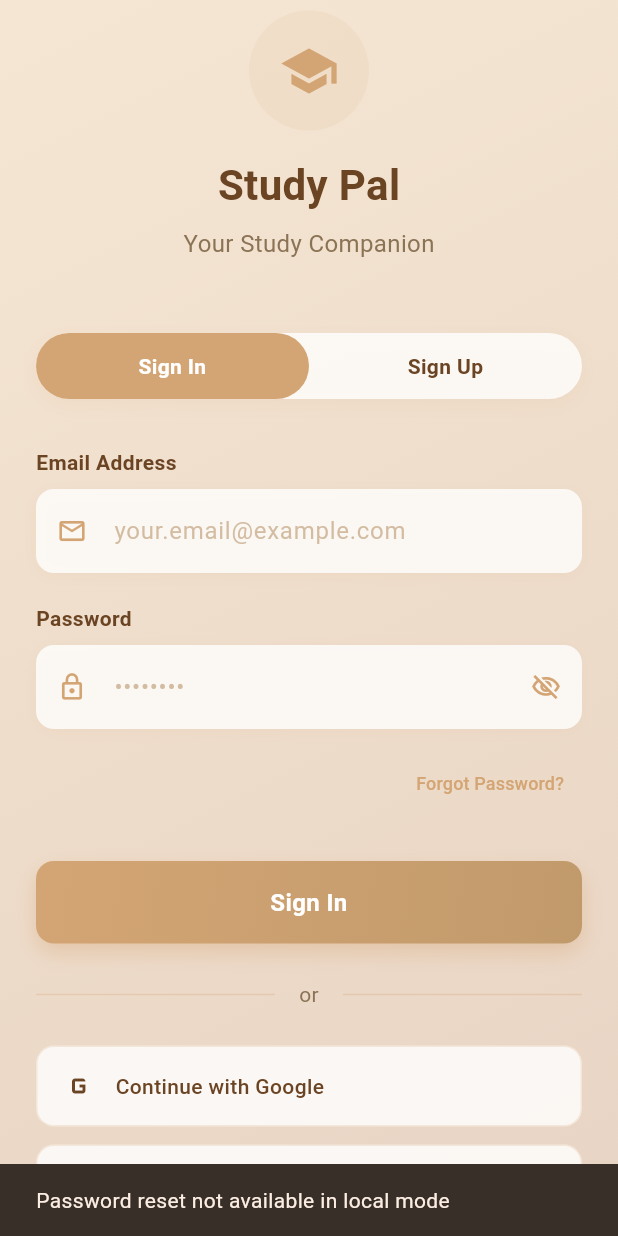
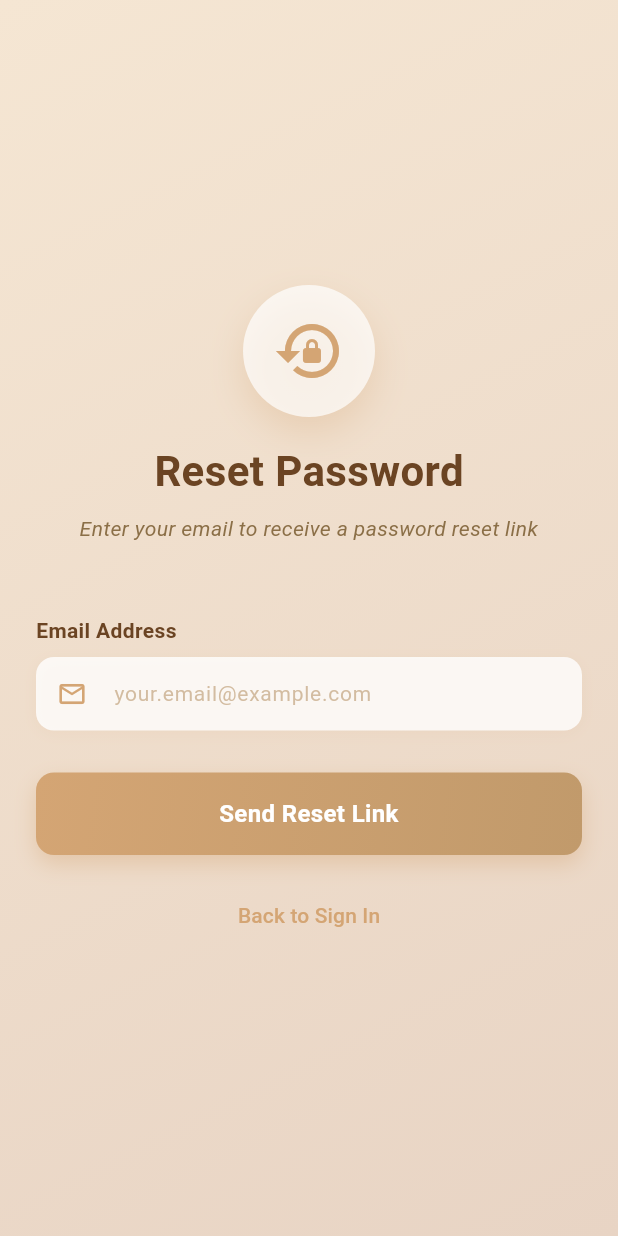
Before and after one commit to whoisrene/Study-Pal, a Flutter app: the screen it shows after launch, after a tap on "Forgot Password?", on a phone screen of 412 x 824 dp. Run offline on Flutter 3.47's test engine with Material 3 defaults, Android fonts, the phone set to English and light mode, and no system bars; our stand-ins replace shared_preferences.

```diff
--- a/lib/screens/auth/auth_screen.dart
+++ b/lib/screens/auth/auth_screen.dart
@@ -1,7 +1,7 @@
 import 'package:flutter/material.dart';
 import 'sign_in_page.dart';
 import 'sign_up_page.dart';
-import '../main_layout.dart'; // Import MainLayout
+import '../../widgets/main_layout.dart'; // Import MainLayout
 
 class AuthScreen extends StatefulWidget {
   const AuthScreen({super.key});
--- /dev/null
+++ b/lib/screens/auth/forgot_password_page.dart
@@ -0,0 +1,337 @@
+import 'package:flutter/material.dart';
+import '../../services/auth_service.dart';
+
+class ForgotPasswordPage extends StatefulWidget {
+  const ForgotPasswordPage({super.key});
+
+  @override
+  State<ForgotPasswordPage> createState() => _ForgotPasswordPageState();
+}
+
+class _ForgotPasswordPageState extends State<ForgotPasswordPage> {
+  final _emailController = TextEditingController();
+  bool _isLoading = false;
+  bool _emailSent = false;
+
+  @override
+  void dispose() {
+    _emailController.dispose();
+    super.dispose();
+  }
+
+  @override
+  Widget build(BuildContext context) {
+    return Scaffold(
+      body: Container(
+        decoration: BoxDecoration(
+          gradient: LinearGradient(
+            begin: Alignment.topLeft,
+            end: Alignment.bottomRight,
+            colors: [
+              Color(0xFFF5E6D3),
+              Color(0xFFE8D4C4),
+            ],
+          ),
+        ),
+        child: SafeArea(
+          child: Center(
+            child: SingleChildScrollView(
+              child: Padding(
+                padding: EdgeInsets.symmetric(horizontal: 24.0),
+                child: Column(
+                  mainAxisAlignment: MainAxisAlignment.center,
+                  children: [
+                    _buildHeader(),
+                    SizedBox(height: 48),
+                    if (!_emailSent)
+                      _buildResetForm()
+                    else
+                      _buildSuccessMessage(),
+                  ],
+                ),
+              ),
+            ),
+          ),
+        ),
+      ),
+    );
+  }
+
+  Widget _buildHeader() {
+    return Column(
+      children: [
+        Container(
+          padding: EdgeInsets.all(20),
+          decoration: BoxDecoration(
+            color: Colors.white.withValues(alpha: 0.7),
+            shape: BoxShape.circle,
+            boxShadow: [
+              BoxShadow(
+                color: Color(0xFFD4A574).withValues(alpha: 0.3),
+                blurRadius: 20,
+                offset: Offset(0, 10),
+              ),
+            ],
+          ),
+          child: Icon(
+            Icons.lock_reset,
+            size: 48,
+            color: Color(0xFFD4A574),
+          ),
+        ),
+        SizedBox(height: 16),
+        Text(
+          'Reset Password',
+          style: TextStyle(
+            fontSize: 28,
+            fontWeight: FontWeight.bold,
+            color: Color(0xFF6B4423),
+          ),
+        ),
+        SizedBox(height: 8),
+        Text(
+          'Enter your email to receive a password reset link',
+          style: TextStyle(
+            fontSize: 14,
+            color: Color(0xFF8B6F47),
+            fontStyle: FontStyle.italic,
+          ),
+          textAlign: TextAlign.center,
+        ),
+      ],
+    );
+  }
+
+  Widget _buildResetForm() {
+    return Column(
+      crossAxisAlignment: CrossAxisAlignment.stretch,
+      children: [
+        _buildEmailField(),
+        SizedBox(height: 28),
+        _buildSendButton(),
+        SizedBox(height: 16),
+        _buildBackButton(),
+      ],
+    );
+  }
+
+  Widget _buildEmailField() {
+    return Column(
+      crossAxisAlignment: CrossAxisAlignment.start,
+      children: [
+        Text(
+          'Email Address',
+          style: TextStyle(
+            fontSize: 14,
+            fontWeight: FontWeight.w600,
+            color: Color(0xFF6B4423),
+          ),
+        ),
+        SizedBox(height: 8),
+        Container(
+          decoration: BoxDecoration(
+            color: Colors.white.withValues(alpha: 0.8),
+            borderRadius: BorderRadius.circular(12),
+            boxShadow: [
+              BoxShadow(
+                color: Color(0xFFD4A574).withValues(alpha: 0.1),
+                blurRadius: 8,
+                offset: Offset(0, 2),
+              ),
+            ],
+          ),
+          child: TextField(
+            controller: _emailController,
+            keyboardType: TextInputType.emailAddress,
+            decoration: InputDecoration(
+              hintText: 'your.email@example.com',
+              hintStyle: TextStyle(
+                color: Color(0xFFB8956A).withValues(alpha: 0.6),
+              ),
+              prefixIcon: Icon(
+                Icons.mail_outline,
+                color: Color(0xFFD4A574),
+                size: 20,
+              ),
+              border: InputBorder.none,
+              contentPadding: EdgeInsets.symmetric(
+                horizontal: 16,
+                vertical: 14,
+              ),
+            ),
+            style: TextStyle(
+              color: Color(0xFF6B4423),
+              fontSize: 14,
+            ),
+          ),
+        ),
+      ],
+    );
+  }
+
+  Widget _buildSendButton() {
+    return Container(
+      decoration: BoxDecoration(
+        gradient: LinearGradient(
+          colors: [
+            Color(0xFFD4A574),
+            Color(0xFFC19A6B),
+          ],
+          begin: Alignment.topLeft,
+          end: Alignment.bottomRight,
+        ),
+        borderRadius: BorderRadius.circular(12),
+        boxShadow: [
+          BoxShadow(
+            color: Color(0xFFD4A574).withValues(alpha: 0.4),
+            blurRadius: 12,
+            offset: Offset(0, 6),
+          ),
+        ],
+      ),
+      child: Material(
+        color: Colors.transparent,
+        child: InkWell(
+          onTap: _isLoading ? null : _handleSendReset,
+          borderRadius: BorderRadius.circular(12),
+          child: Padding(
+            padding: EdgeInsets.symmetric(vertical: 16),
+            child: _isLoading
+                ? SizedBox(
+                    height: 20,
+                    width: 20,
+                    child: CircularProgressIndicator(
+                      valueColor: AlwaysStoppedAnimation<Color>(Colors.white),
+                      strokeWidth: 2,
+                    ),
+                  )
+                : Text(
+                    'Send Reset Link',
+                    textAlign: TextAlign.center,
+                    style: TextStyle(
+                      fontSize: 16,
+                      fontWeight: FontWeight.bold,
+                      color: Colors.white,
+                    ),
+                  ),
+          ),
+        ),
+      ),
+    );
+  }
+
+  Widget _buildBackButton() {
+    return TextButton(
+      onPressed: () => Navigator.pop(context),
+      child: Text(
+        'Back to Sign In',
+        style: TextStyle(
+          color: Color(0xFFD4A574),
+          fontSize: 14,
+          fontWeight: FontWeight.w500,
+        ),
+      ),
+    );
+  }
+
+  Widget _buildSuccessMessage() {
+    return Column(
+      crossAxisAlignment: CrossAxisAlignment.center,
+      children: [
+        Container(
+          padding: EdgeInsets.all(24),
+          decoration: BoxDecoration(
+            color: Colors.green.shade50,
+            borderRadius: BorderRadius.circular(16),
+            boxShadow: [
+              BoxShadow(
+                color: Colors.green.withValues(alpha: 0.1),
+                blurRadius: 12,
+                offset: Offset(0, 4),
+              ),
+            ],
+          ),
+          child: Icon(
+            Icons.check_circle,
+            size: 64,
+            color: Colors.green.shade600,
+          ),
+        ),
+        SizedBox(height: 24),
+        Text(
+          'Password Reset Email Sent!',
+          style: TextStyle(
+            fontSize: 24,
+            fontWeight: FontWeight.bold,
+            color: Color(0xFF6B4423),
+          ),
+          textAlign: TextAlign.center,
+        ),
+        SizedBox(height: 12),
+        Text(
+          'We\'ve sent a password reset link to ${_emailController.text}',
+          style: TextStyle(
+            fontSize: 14,
+            color: Color(0xFF8B6F47),
+          ),
+          textAlign: TextAlign.center,
+        ),
+        SizedBox(height: 8),
+        Text(
+          'Please check your inbox and follow the instructions to reset your password.',
+          style: TextStyle(
+            fontSize: 12,
+            color: Color(0xFF8B6F47),
+            fontStyle: FontStyle.italic,
+          ),
+          textAlign: TextAlign.center,
+        ),
+        SizedBox(height: 32),
+        _buildBackButton(),
+      ],
+    );
+  }
+
+  Future<void> _handleSendReset() async {
+    final email = _emailController.text.trim();
+
+    if (email.isEmpty) {
+      _showErrorSnackBar('Please enter your email address');
+      return;
+    }
+
+    if (!_isValidEmail(email)) {
+      _showErrorSnackBar('Please enter a valid email address');
+      return;
+    }
+
+    setState(() => _isLoading = true);
+
+    final error = await AuthService.sendPasswordResetEmail(email);
+
+    if (mounted) {
+      setState(() => _isLoading = false);
+
+      if (error == null) {
+        setState(() => _emailSent = true);
+      } else {
+        _showErrorSnackBar(error);
+      }
+    }
+  }
+
+  bool _isValidEmail(String email) {
+    final emailRegex = RegExp(r'^[^\s@]+@[^\s@]+\.[^\s@]+$');
+    return emailRegex.hasMatch(email);
+  }
+
+  void _showErrorSnackBar(String message) {
+    ScaffoldMessenger.of(context).showSnackBar(
+      SnackBar(
+        content: Text(message),
+        backgroundColor: Colors.red.shade400,
+        behavior: SnackBarBehavior.floating,
+      ),
+    );
+  }
+}
--- a/lib/screens/auth/sign_in_page.dart
+++ b/lib/screens/auth/sign_in_page.dart
@@ -1,5 +1,6 @@
 import 'package:flutter/material.dart';
-import '../../widgets/main_layout.dart';
+import '../../services/auth_service.dart';
+import 'forgot_password_page.dart';
 
 class SignInPage extends StatefulWidget {
   final VoidCallback onSignIn;
@@ -23,68 +24,32 @@ class _SignInPageState extends State<SignInPage> {
     super.dispose();
   }
 
-  @override
-  Widget build(BuildContext context) {
-    return Column(
-      crossAxisAlignment: CrossAxisAlignment.stretch,
-      children: [
-        // Email Field
-        _buildTextField(
-          controller: _emailController,
-          label: 'Email Address',
-          hint: 'your.email@example.com',
-          icon: Icons.mail_outline,
-          keyboardType: TextInputType.emailAddress,
-        ),
-        SizedBox(height: 20),
+  Future<void> _handleSignIn() async {
+    final email = _emailController.text.trim();
+    final password = _passwordController.text;
 
-        // Password Field
-        _buildTextField(
-          controller: _passwordController,
-          label: 'Password',
-          hint: '••••••••',
-          icon: Icons.lock_outline,
-          isPassword: true,
-          obscureText: _obscurePassword,
-          onVisibilityToggle: () {
-            setState(() => _obscurePassword = !_obscurePassword);
-          },
-        ),
-        SizedBox(height: 12),
+    if (email.isEmpty || password.isEmpty) {
+      _showErrorSnackBar('Please fill in all fields');
+      return;
+    }
 
-        // Forgot Password (just a placeholder now)
-        Align(
-          alignment: Alignment.centerRight,
-          child: TextButton(
-            onPressed: () {
-              // Could show a snackbar or dialog
-              ScaffoldMessenger.of(context).showSnackBar(
-                SnackBar(content: Text('Password reset not available in local mode')),
-              );
-            },
-            child: Text(
-              'Forgot Password?',
-              style: TextStyle(
-                color: Color(0xFFD4A574),
-                fontSize: 12,
-                fontWeight: FontWeight.w500,
-              ),
-            ),
-          ),
-        ),
-        SizedBox(height: 28),
+    setState(() => _isLoading = true);
+    final error = await AuthService.signInWithEmail(email: email, password: password);
 
-        // Sign In Button
-        _buildSignInButton(),
-        SizedBox(height: 24),
+    if (!mounted) return;
 
-        // Divider
-        _buildDivider(),
-        SizedBox(height: 24),
+    setState(() => _isLoading = false);
 
-        // Social Login (placeholders)
-        _buildSocialLogin(),
-      ],
+    if (error == null) {
+      widget.onSignIn();
+    } else {
+      _showErrorSnackBar(error);
+    }
+  }
+
+  void _showErrorSnackBar(String message) {
+    ScaffoldMessenger.of(context).showSnackBar(
+      SnackBar(content: Text(message), backgroundColor: Colors.red.shade400, behavior: SnackBarBehavior.floating),
     );
   }
 
@@ -101,25 +66,14 @@ class _SignInPageState extends State<SignInPage> {
     return Column(
       crossAxisAlignment: CrossAxisAlignment.start,
       children: [
-        Text(
-          label,
-          style: TextStyle(
-            fontSize: 14,
-            fontWeight: FontWeight.w600,
-            color: Color(0xFF6B4423),
-          ),
-        ),
-        SizedBox(height: 8),
+        Text(label, style: const TextStyle(fontSize: 14, fontWeight: FontWeight.w600, color: Color(0xFF6B4423))),
+        const SizedBox(height: 8),
         Container(
           decoration: BoxDecoration(
-            color: Colors.white.withValues(alpha: 0.8),
+            color: Colors.white.withOpacity(0.8),
             borderRadius: BorderRadius.circular(12),
             boxShadow: [
-              BoxShadow(
-                color: Color(0xFFD4A574).withValues(alpha: 0.1),
-                blurRadius: 8,
-                offset: Offset(0, 2),
-              ),
+              BoxShadow(color: const Color(0xFFD4A574).withOpacity(0.1), blurRadius: 8, offset: const Offset(0, 2)),
             ],
           ),
           child: TextField(
@@ -128,29 +82,18 @@ class _SignInPageState extends State<SignInPage> {
             obscureText: obscureText,
             decoration: InputDecoration(
               hintText: hint,
-              hintStyle: TextStyle(
-                color: Color(0xFFB8956A).withValues(alpha: 0.6),
-              ),
-              prefixIcon: Icon(
-                icon,
-                color: Color(0xFFD4A574),
-                size: 20,
-              ),
+              hintStyle: const TextStyle(color: Color(0xFFB8956A)),
+              prefixIcon: Icon(icon, color: const Color(0xFFD4A574), size: 20),
               suffixIcon: isPassword
                   ? IconButton(
-                      icon: Icon(
-                        _obscurePassword
-                            ? Icons.visibility_off_outlined
-                            : Icons.visibility_outlined,
-                        color: Color(0xFFD4A574),
-                        size: 20,
-                      ),
+                      icon: Icon(obscureText ? Icons.visibility_off_outlined : Icons.visibility_outlined, color: const Color(0xFFD4A574), size: 20),
                       onPressed: onVisibilityToggle,
                     )
                   : null,
               border: InputBorder.none,
-              contentPadding: EdgeInsets.symmetric(horizontal: 16, vertical: 16),
+              contentPadding: const EdgeInsets.symmetric(horizontal: 16, vertical: 14),
             ),
+            style: const TextStyle(color: Color(0xFF6B4423), fontSize: 14),
           ),
         ),
       ],
@@ -158,198 +101,72 @@ class _SignInPageState extends State<SignInPage> {
   }
 
   Widget _buildSignInButton() {
-    return Container(
-      decoration: BoxDecoration(
-        gradient: LinearGradient(
-          colors: [
-            Color(0xFFD4A574),
-            Color(0xFFC19A6B),
-          ],
-          begin: Alignment.topLeft,
-          end: Alignment.bottomRight,
-        ),
-        borderRadius: BorderRadius.circular(12),
-        boxShadow: [
-          BoxShadow(
-            color: Color(0xFFD4A574).withValues(alpha: 0.4),
-            blurRadius: 12,
-            offset: Offset(0, 6),
-          ),
-        ],
-      ),
-      child: Material(
-        color: Colors.transparent,
-        child: InkWell(
-          onTap: _isLoading ? null : _handleSignIn,
-          borderRadius: BorderRadius.circular(12),
-          child: Padding(
-            padding: EdgeInsets.symmetric(vertical: 16),
-            child: _isLoading
-                ? SizedBox(
-                    height: 20,
-                    width: 20,
-                    child: CircularProgressIndicator(
-                      color: Colors.white,
-                    ),
-                  )
-                : Text(
-                    'Sign In',
-                    textAlign: TextAlign.center,
-                    style: TextStyle(
-                      color: Colors.white,
-                      fontSize: 16,
-                      fontWeight: FontWeight.w600,
-                    ),
-                  ),
-          ),
-        ),
-      ),
+    return ElevatedButton(
+      onPressed: _isLoading ? null : _handleSignIn,
+      child: _isLoading ? const SizedBox(width: 20, height: 20, child: CircularProgressIndicator(strokeWidth: 2)) : const Text('Sign In'),
     );
   }
 
   Widget _buildDivider() {
     return Row(
-      children: [
-        Expanded(
-          child: Divider(
-            color: Color(0xFFD4A574).withValues(alpha: 0.3),
-            thickness: 1,
-          ),
-        ),
-        Padding(
-          padding: EdgeInsets.symmetric(horizontal: 16),
-          child: Text(
-            'or',
-            style: TextStyle(
-              color: Color(0xFF8B7355),
-              fontSize: 14,
-            ),
-          ),
-        ),
-        Expanded(
-          child: Divider(
-            color: Color(0xFFD4A574).withValues(alpha: 0.3),
-            thickness: 1,
-          ),
-        ),
+      children: const [
+        Expanded(child: Divider()),
+        Padding(padding: EdgeInsets.symmetric(horizontal: 12), child: Text('Or continue with')),
+        Expanded(child: Divider()),
       ],
     );
   }
 
   Widget _buildSocialLogin() {
-    return Column(
+    return Row(
+      mainAxisAlignment: MainAxisAlignment.center,
       children: [
-        _buildSocialButton(
-          icon: Icons.g_mobiledata,
-          label: 'Continue with Google',
-          onPressed: _handleGoogleSignIn,
-        ),
-        SizedBox(height: 12),
-        _buildSocialButton(
-          icon: Icons.apple,
-          label: 'Continue with Apple',
-          onPressed: _handleAppleSignIn,
-        ),
+        IconButton(onPressed: () {}, icon: const Icon(Icons.g_mobiledata)),
+        const SizedBox(width: 16),
+        IconButton(onPressed: () {}, icon: const Icon(Icons.apple)),
       ],
     );
   }
 
-  Widget _buildSocialButton({
-    required IconData icon,
-    required String label,
-    required VoidCallback onPressed,
-  }) {
-    return Container(
-      decoration: BoxDecoration(
-        color: Colors.white.withValues(alpha: 0.8),
-        borderRadius: BorderRadius.circular(12),
-        border: Border.all(
-          color: Color(0xFFD4A574).withValues(alpha: 0.2),
+  @override
+  Widget build(BuildContext context) {
+    return Column(
+      crossAxisAlignment: CrossAxisAlignment.stretch,
+      children: [
+        _buildTextField(
+          controller: _emailController,
+          label: 'Email Address',
+          hint: 'your.email@example.com',
+          icon: Icons.mail_outline,
+          keyboardType: TextInputType.emailAddress,
         ),
-      ),
-      child: Material(
-        color: Colors.transparent,
-        child: InkWell(
-          onTap: onPressed,
-          borderRadius: BorderRadius.circular(12),
-          child: Padding(
-            padding: EdgeInsets.symmetric(vertical: 14, horizontal: 16),
-            child: Row(
-              children: [
-                Icon(
-                  icon,
-                  color: Color(0xFF6B4423),
-                  size: 24,
-                ),
-                SizedBox(width: 12),
-                Expanded(
-                  child: Text(
-                    label,
-                    style: TextStyle(
-                      color: Color(0xFF6B4423),
-                      fontSize: 14,
-                      fontWeight: FontWeight.w500,
-                    ),
-                  ),
-                ),
-              ],
-            ),
+        const SizedBox(height: 20),
+        _buildTextField(
+          controller: _passwordController,
+          label: 'Password',
+          hint: '',
+          icon: Icons.lock_outline,
+          isPassword: true,
+          obscureText: _obscurePassword,
+          onVisibilityToggle: () => setState(() => _obscurePassword = !_obscurePassword),
+        ),
+        const SizedBox(height: 12),
+        Align(
+          alignment: Alignment.centerRight,
+          child: TextButton(
+            onPressed: () {
+              Navigator.push(context, MaterialPageRoute(builder: (_) => const ForgotPasswordPage()));
+            },
+            child: const Text('Forgot Password?'),
           ),
         ),
-      ),
-    );
-  }
-
-  Future<void> _handleSignIn() async {
-    final email = _emailController.text.trim();
-    final password = _passwordController.text;
-
-    if (email.isEmpty || password.isEmpty) {
-      _showErrorSnackBar('Please fill in all fields');
-      return;
-    }
-
-    setState(() => _isLoading = true);
-
-    // Simulate a brief loading time
-    await Future.delayed(Duration(seconds: 1));
-
-    if (mounted) {
-      setState(() => _isLoading = false);
-      widget.onSignIn();
-    }
-  }
-
-  Future<void> _handleGoogleSignIn() async {
-    setState(() => _isLoading = true);
-
-    // Simulate loading
-    await Future.delayed(Duration(seconds: 1));
-
-    if (mounted) {
-      setState(() => _isLoading = false);
-      widget.onSignIn();
-    }
-  }
-
-  Future<void> _handleAppleSignIn() async {
-    setState(() => _isLoading = true);
-
-    // Simulate loading
-    await Future.delayed(Duration(seconds: 1));
-
-    if (mounted) {
-      setState(() => _isLoading = false);
-      widget.onSignIn();
-    }
-  }
-
-  void _showErrorSnackBar(String message) {
-    ScaffoldMessenger.of(context).showSnackBar(
-      SnackBar(
-        content: Text(message),
-        backgroundColor: Colors.red.shade400,
-      ),
+        const SizedBox(height: 28),
+        _buildSignInButton(),
+        const SizedBox(height: 24),
+        _buildDivider(),
+        const SizedBox(height: 24),
+        _buildSocialLogin(),
+      ],
     );
   }
 }
--- /dev/null
+++ b/lib/services/auth_service.dart
@@ -0,0 +1,27 @@
+class AuthService {
+  // Return null on success, or error string on failure.
+  static Future<String?> signInWithEmail({required String email, required String password}) async {
+    await Future.delayed(const Duration(milliseconds: 500));
+    return null;
+  }
+
+  static Future<String?> signUpWithEmail({required String email, required String password, required String name}) async {
+    await Future.delayed(const Duration(milliseconds: 500));
+    return null;
+  }
+
+  static Future<String?> signInWithGoogle() async {
+    await Future.delayed(const Duration(milliseconds: 500));
+    return null;
+  }
+
+  static Future<String?> signInWithApple() async {
+    await Future.delayed(const Duration(milliseconds: 500));
+    return null;
+  }
+
+  static Future<String?> sendPasswordResetEmail(String email) async {
+    await Future.delayed(const Duration(milliseconds: 500));
+    return null;
+  }
+}
```
Also changed, not shown: pubspec.lock, 4 other files.
